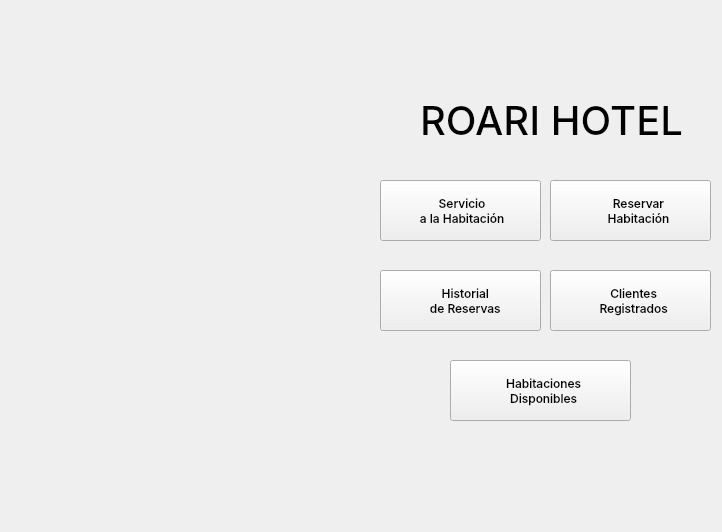
Above: project1/views/ui/ventana_principal.ui from Alex300VA24/projectHotel before the change. Below: the same form after it.
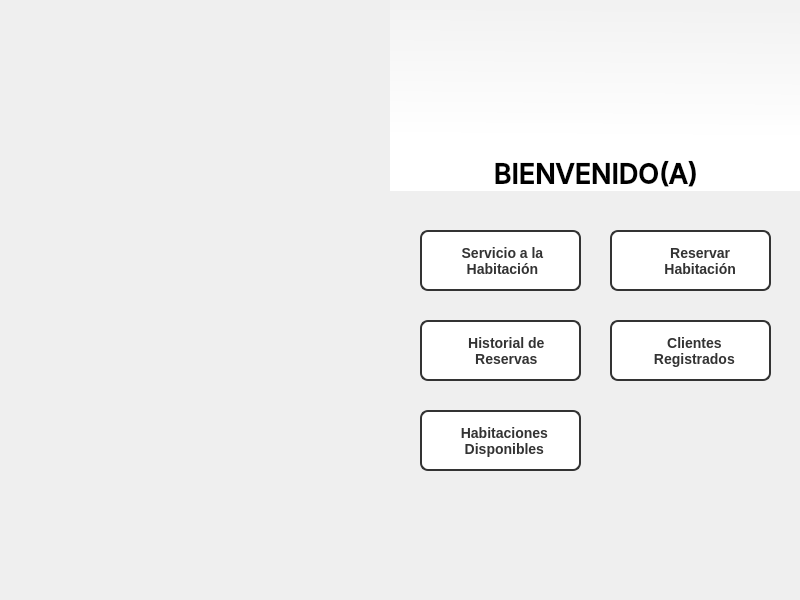
That is the form after the change. Icons and pictures are not drawn.

Patch:
```diff
--- a/project1/views/ui/ventana_principal.ui
+++ b/project1/views/ui/ventana_principal.ui
@@ -6,70 +6,61 @@
    <rect>
     <x>0</x>
     <y>0</y>
-    <width>722</width>
-    <height>532</height>
+    <width>800</width>
+    <height>600</height>
    </rect>
   </property>
+  <property name="font">
+   <font>
+    <family>Tahoma</family>
+   </font>
+  </property>
   <property name="windowTitle">
    <string>Form</string>
   </property>
-  <widget class="QLabel" name="label">
+  <property name="styleSheet">
+   <string notr="true">Qwidget{
+background-color: qlineargradient(spread:pad, x1:0.965909, y1:0.04, x2:0, y2:1, stop:0 rgba(242, 242, 242, 255), stop:1 rgba(255, 255, 255, 255));
+}
+</string>
+  </property>
+  <widget class="QPushButton" name="pushButton">
    <property name="geometry">
     <rect>
-     <x>0</x>
-     <y>0</y>
-     <width>361</width>
-     <height>531</height>
-    </rect>
-   </property>
-   <property name="text">
-    <string/>
-   </property>
-   <property name="pixmap">
-    <pixmap>../../resources/images/hotel_imagen.jpg</pixmap>
-   </property>
-   <property name="scaledContents">
-    <bool>true</bool>
-   </property>
-  </widget>
-  <widget class="QLabel" name="label_2">
-   <property name="geometry">
-    <rect>
-     <x>420</x>
-     <y>80</y>
-     <width>281</width>
-     <height>81</height>
-    </rect>
-   </property>
-   <property name="font">
-    <font>
-     <family>Inter Medium</family>
-     <pointsize>30</pointsize>
-     <italic>false</italic>
-    </font>
-   </property>
-   <property name="text">
-    <string>ROARI HOTEL</string>
-   </property>
-  </widget>
-  <widget class="QPushButton" name="btn_reservar">
-   <property name="geometry">
-    <rect>
-     <x>550</x>
-     <y>180</y>
+     <x>610</x>
+     <y>230</y>
      <width>161</width>
      <height>61</height>
     </rect>
    </property>
    <property name="font">
     <font>
-     <family>Inter Medium</family>
-     <pointsize>9</pointsize>
+     <family>Tahoma</family>
+     <pointsize>-1</pointsize>
      <italic>false</italic>
+     <bold>true</bold>
     </font>
    </property>
    <property name="styleSheet">
-    <string notr="true"/>
+    <string notr="true">QPushButton {
+    background-color: #FFFFFF; /* Fondo del botón */
+    color: #333333;           /* Texto del botón */
+    border: 2px solid #333333; /* Borde gris oscuro */
+    border-radius: 8px;       /* Bordes redondeados */
+    padding: 5px;             /* Espaciado interno */
+    font-size: 14px;          /* Tamaño del texto */
+    font-weight: bold;        /* Texto en negrita */
+}
+
+QPushButton:hover {
+    background-color: #F9F9F9; /* Fondo cuando el mouse pasa por encima */
+}
+
+QPushButton:pressed {
+    background-color: #D9D9D9; /* Fondo cuando se presiona */
+    color: #000000;           /* Cambia el texto a negro */
+}
+</string>
    </property>
    <property name="text">
     <string>     Reservar
@@ -89,17 +80,40 @@
   <widget class="QPushButton" name="btn_habitaciones">
    <property name="geometry">
     <rect>
-     <x>450</x>
-     <y>360</y>
-     <width>181</width>
+     <x>420</x>
+     <y>410</y>
+     <width>161</width>
      <height>61</height>
     </rect>
    </property>
    <property name="font">
     <font>
-     <family>Inter Medium</family>
+     <family>Tahoma</family>
+     <pointsize>-1</pointsize>
+     <bold>true</bold>
     </font>
    </property>
+   <property name="styleSheet">
+    <string notr="true">QPushButton {
+    background-color: #FFFFFF; /* Fondo del botón */
+    color: #333333;           /* Texto del botón */
+    border: 2px solid #333333; /* Borde gris oscuro */
+    border-radius: 8px;       /* Bordes redondeados */
+    padding: 5px;             /* Espaciado interno */
+    font-size: 14px;          /* Tamaño del texto */
+    font-weight: bold;        /* Texto en negrita */
+}
+
+QPushButton:hover {
+    background-color: #F9F9F9; /* Fondo cuando el mouse pasa por encima */
+}
+
+QPushButton:pressed {
+    background-color: #D9D9D9; /* Fondo cuando se presiona */
+    color: #000000;           /* Cambia el texto a negro */
+}
+</string>
+   </property>
    <property name="text">
     <string>  Habitaciones 
   Disponibles</string>
@@ -118,17 +132,40 @@
   <widget class="QPushButton" name="btn_clientes">
    <property name="geometry">
     <rect>
-     <x>550</x>
-     <y>270</y>
+     <x>610</x>
+     <y>320</y>
      <width>161</width>
      <height>61</height>
     </rect>
    </property>
    <property name="font">
     <font>
-     <family>Inter Medium</family>
+     <family>Tahoma</family>
+     <pointsize>-1</pointsize>
+     <bold>true</bold>
     </font>
    </property>
+   <property name="styleSheet">
+    <string notr="true">QPushButton {
+    background-color: #FFFFFF; /* Fondo del botón */
+    color: #333333;           /* Texto del botón */
+    border: 2px solid #333333; /* Borde gris oscuro */
+    border-radius: 8px;       /* Bordes redondeados */
+    padding: 5px;             /* Espaciado interno */
+    font-size: 14px;          /* Tamaño del texto */
+    font-weight: bold;        /* Texto en negrita */
+}
+
+QPushButton:hover {
+    background-color: #F9F9F9; /* Fondo cuando el mouse pasa por encima */
+}
+
+QPushButton:pressed {
+    background-color: #D9D9D9; /* Fondo cuando se presiona */
+    color: #000000;           /* Cambia el texto a negro */
+}
+</string>
+   </property>
    <property name="text">
     <string>  Clientes 
   Registrados</string>
@@ -147,20 +184,43 @@
   <widget class="QPushButton" name="btn_historial">
    <property name="geometry">
     <rect>
-     <x>380</x>
-     <y>270</y>
+     <x>420</x>
+     <y>320</y>
      <width>161</width>
      <height>61</height>
     </rect>
    </property>
    <property name="font">
     <font>
-     <family>Inter Medium</family>
+     <family>Tahoma</family>
+     <pointsize>-1</pointsize>
+     <bold>true</bold>
     </font>
    </property>
+   <property name="styleSheet">
+    <string notr="true">QPushButton {
+    background-color: #FFFFFF; /* Fondo del botón */
+    color: #333333;           /* Texto del botón */
+    border: 2px solid #333333; /* Borde gris oscuro */
+    border-radius: 8px;       /* Bordes redondeados */
+    padding: 5px;             /* Espaciado interno */
+    font-size: 14px;          /* Tamaño del texto */
+    font-weight: bold;        /* Texto en negrita */
+}
+
+QPushButton:hover {
+    background-color: #F9F9F9; /* Fondo cuando el mouse pasa por encima */
+}
+
+QPushButton:pressed {
+    background-color: #D9D9D9; /* Fondo cuando se presiona */
+    color: #000000;           /* Cambia el texto a negro */
+}
+</string>
+   </property>
    <property name="text">
-    <string>   Historial 
-   de Reservas</string>
+    <string>   Historial de
+   Reservas</string>
    </property>
    <property name="icon">
     <iconset>
@@ -176,23 +236,43 @@
   <widget class="QPushButton" name="btn_servicio">
    <property name="geometry">
     <rect>
-     <x>380</x>
-     <y>180</y>
+     <x>420</x>
+     <y>230</y>
      <width>161</width>
      <height>61</height>
     </rect>
    </property>
    <property name="font">
     <font>
-     <family>Inter Medium</family>
+     <family>Tahoma</family>
+     <pointsize>-1</pointsize>
+     <bold>true</bold>
     </font>
    </property>
    <property name="styleSheet">
-    <string notr="true"/>
+    <string notr="true">QPushButton {
+    background-color: #FFFFFF; /* Fondo del botón */
+    color: #333333;           /* Texto del botón */
+    border: 2px solid #333333; /* Borde gris oscuro */
+    border-radius: 8px;       /* Bordes redondeados */
+    padding: 5px;             /* Espaciado interno */
+    font-size: 14px;          /* Tamaño del texto */
+    font-weight: bold;        /* Texto en negrita */
+}
+
+QPushButton:hover {
+    background-color: #F9F9F9; /* Fondo cuando el mouse pasa por encima */
+}
+
+QPushButton:pressed {
+    background-color: #D9D9D9; /* Fondo cuando se presiona */
+    color: #000000;           /* Cambia el texto a negro */
+}
+</string>
    </property>
    <property name="text">
-    <string> Servicio
- a la Habitación</string>
+    <string> Servicio a la
+ Habitación</string>
    </property>
    <property name="icon">
     <iconset>
@@ -208,10 +288,10 @@
   <widget class="QPushButton" name="btn_salir">
    <property name="geometry">
     <rect>
-     <x>640</x>
-     <y>480</y>
+     <x>710</x>
+     <y>510</y>
      <width>75</width>
-     <height>31</height>
+     <height>61</height>
     </rect>
    </property>
    <property name="text">
@@ -231,6 +311,82 @@
     <bool>true</bool>
    </property>
   </widget>
+  <widget class="QLabel" name="label">
+   <property name="geometry">
+    <rect>
+     <x>0</x>
+     <y>0</y>
+     <width>391</width>
+     <height>601</height>
+    </rect>
+   </property>
+   <property name="text">
+    <string/>
+   </property>
+   <property name="pixmap">
+    <pixmap>../../resources/images/hotel_imagen.jpg</pixmap>
+   </property>
+   <property name="scaledContents">
+    <bool>true</bool>
+   </property>
+  </widget>
+  <widget class="QLabel" name="label_6">
+   <property name="geometry">
+    <rect>
+     <x>550</x>
+     <y>70</y>
+     <width>91</width>
+     <height>91</height>
+    </rect>
+   </property>
+   <property name="text">
+    <string/>
+   </property>
+   <property name="pixmap">
+    <pixmap>../../resources/images/logo.jpg</pixmap>
+   </property>
+   <property name="scaledContents">
+    <bool>true</bool>
+   </property>
+  </widget>
+  <widget class="QLabel" name="label_3">
+   <property name="geometry">
+    <rect>
+     <x>390</x>
+     <y>0</y>
+     <width>411</width>
+     <height>191</height>
+    </rect>
+   </property>
+   <property name="font">
+    <font>
+     <family>Inter Medium</family>
+     <pointsize>20</pointsize>
+     <bold>true</bold>
+    </font>
+   </property>
+   <property name="mouseTracking">
+    <bool>false</bool>
+   </property>
+   <property name="styleSheet">
+    <string notr="true">background-color: qlineargradient(spread:pad, x1:0.514, y1:0.0343182, x2:0.500554, y2:0.727, stop:0 rgba(242, 242, 242, 255), stop:1 rgba(255, 255, 255, 255));</string>
+   </property>
+   <property name="text">
+    <string>BIENVENIDO(A)</string>
+   </property>
+   <property name="alignment">
+    <set>Qt::AlignBottom|Qt::AlignHCenter</set>
+   </property>
+  </widget>
+  <zorder>label_3</zorder>
+  <zorder>pushButton</zorder>
+  <zorder>pushButton_2</zorder>
+  <zorder>pushButton_3</zorder>
+  <zorder>pushButton_4</zorder>
+  <zorder>pushButton_5</zorder>
+  <zorder>btn_salir</zorder>
+  <zorder>label</zorder>
+  <zorder>label_6</zorder>
  </widget>
  <resources/>
  <connections/>
```
